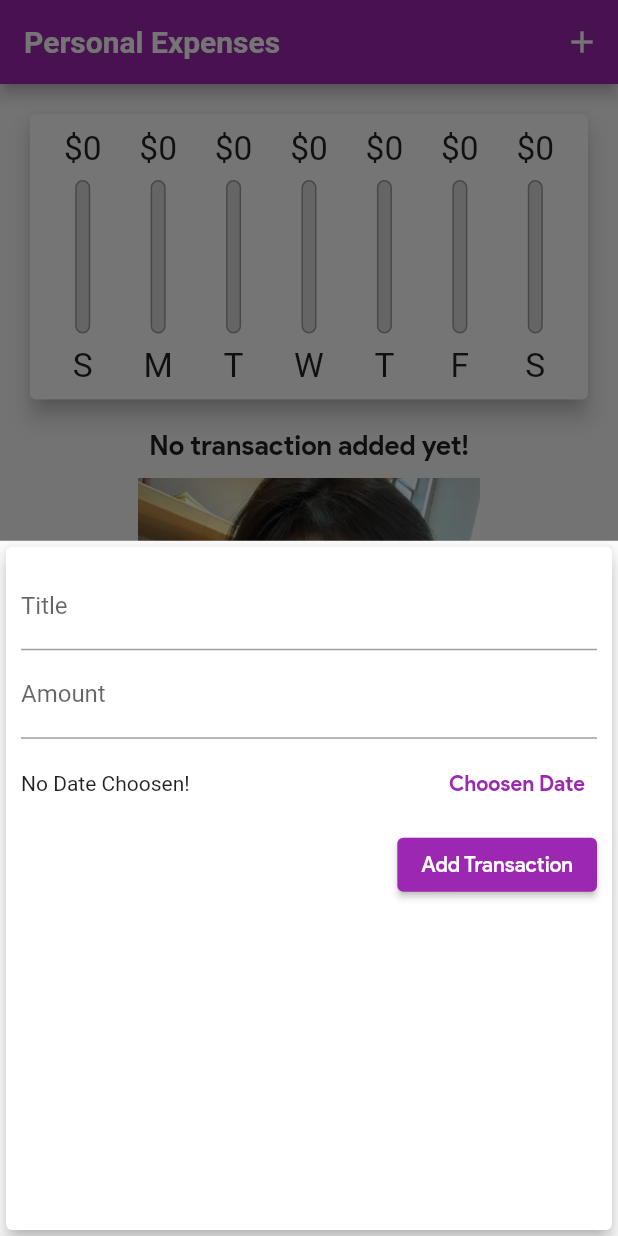
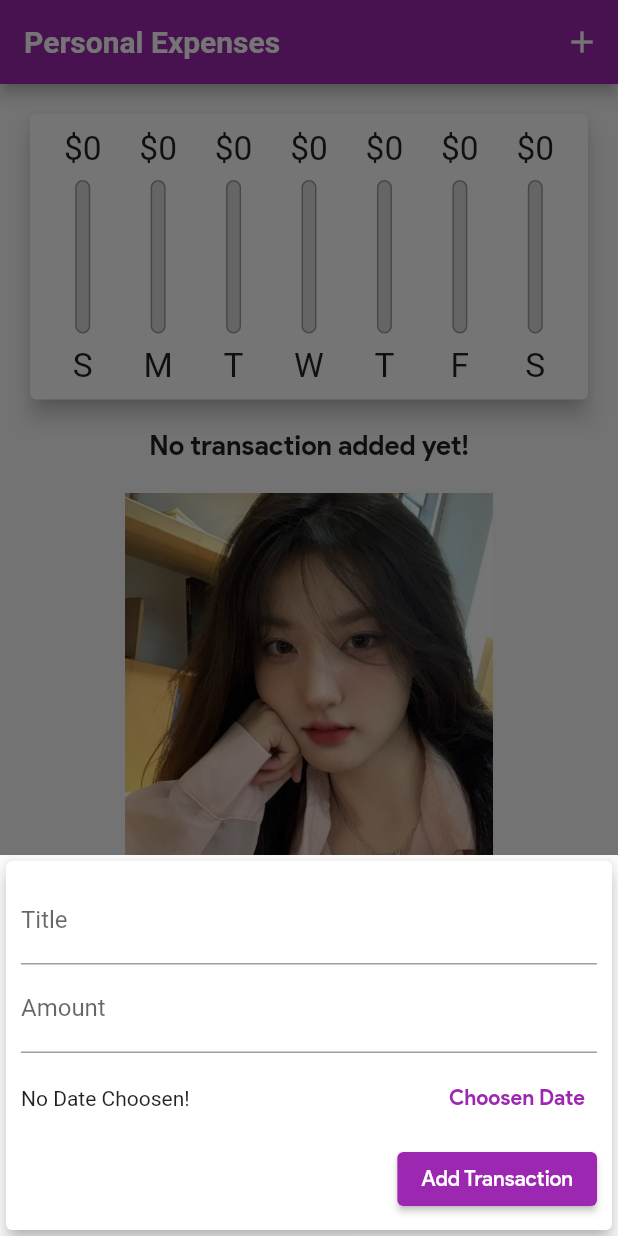
Before and after one commit to minhphan46/Personal_expenses_app_Flutter, a Flutter app: the screen it shows after launch, after a tap on the "add" icon, on a phone screen of 412 x 824 dp. Run offline on Flutter 3.47's test engine with Material 2 defaults, Android fonts, the phone set to English and light mode, and no system bars; missing offline and left inert: dart:ffi.

Commit message:
update newChanges

```diff
--- a/lib/main.dart
+++ b/lib/main.dart
@@ -1,10 +1,16 @@
 import 'package:flutter/material.dart';
+import 'package:flutter/services.dart';
 import './widgets/chart.dart';
 import './widgets/transaction_list.dart';
 import './widgets/new_transaction.dart';
 import 'models/transaction.dart';
 
 void main() {
+  // khong cho app xoay ngang
+  // SystemChrome.setPreferredOrientations([
+  //   DeviceOrientation.portraitUp,
+  //   DeviceOrientation.portraitUp,
+  // ]);
   runApp(MyApp());
 }
 
@@ -54,6 +60,7 @@ class MyHomePage extends StatefulWidget {
 
 class _MyHomePageState extends State<MyHomePage> {
   final List<Transaction> _userTransactions = [];
+  bool _showChart = false;
 
   List<Transaction> get _recentTransactions {
     // lay ra cac transaction tu 7 ngay truoc
@@ -102,6 +109,10 @@ class _MyHomePageState extends State<MyHomePage> {
 
   @override
   Widget build(BuildContext context) {
+    final _islandscape =
+        (MediaQuery.of(context).orientation == Orientation.landscape);
+    // bien kiem tra man hinh ngang
+
     final appBar = AppBar(
       title: Text("Personal Expenses"),
       actions: [
@@ -111,6 +122,25 @@ class _MyHomePageState extends State<MyHomePage> {
         ),
       ],
     );
+
+    final TransactionListWidget = Container(
+      height: (MediaQuery.of(context).size.height -
+              appBar.preferredSize.height -
+              MediaQuery.of(context).padding.top) *
+          0.7,
+      child: TransactionList(
+        transactions: _userTransactions,
+        deleteTransaction: _deleteTransaction,
+      ),
+    );
+
+    final ShowCharWidget = Container(
+      height: (MediaQuery.of(context).size.height -
+              appBar.preferredSize.height -
+              MediaQuery.of(context).padding.top) *
+          ((_islandscape) ? 0.7 : 0.3),
+      child: Chart(recentTransactions: _recentTransactions),
+    );
     return Scaffold(
       appBar: appBar,
       body: SingleChildScrollView(
@@ -118,23 +148,25 @@ class _MyHomePageState extends State<MyHomePage> {
           //mainAxisAlignment: MainAxisAlignment.start,
           crossAxisAlignment: CrossAxisAlignment.stretch,
           children: [
-            Container(
-              height: (MediaQuery.of(context).size.height -
-                      appBar.preferredSize.height -
-                      MediaQuery.of(context).padding.top) *
-                  0.3,
-              child: Container(
-                height: (MediaQuery.of(context).size.height -
-                        appBar.preferredSize.height -
-                        MediaQuery.of(context).padding.top) *
-                    0.7,
-                child: Chart(recentTransactions: _recentTransactions),
+            if (_islandscape)
+              Row(
+                mainAxisAlignment: MainAxisAlignment.center,
+                children: [
+                  Text("Show Chart"),
+                  Switch(
+                    value: _showChart,
+                    onChanged: (val) {
+                      setState(() {
+                        _showChart = val;
+                      });
+                    },
+                  ),
+                ],
               ),
-            ),
-            TransactionList(
-              transactions: _userTransactions,
-              deleteTransaction: _deleteTransaction,
-            ),
+            if (!_islandscape) ShowCharWidget,
+            if (!_islandscape) TransactionListWidget,
+            if (_islandscape)
+              _showChart ? ShowCharWidget : TransactionListWidget
           ],
         ),
       ),
--- a/lib/widgets/chart.dart
+++ b/lib/widgets/chart.dart
@@ -43,7 +43,7 @@ class Chart extends StatelessWidget {
 
   @override
   Widget build(BuildContext context) {
-    print(groupedTransactionValues);
+    //print(groupedTransactionValues);
     return Card(
       elevation: 6,
       margin: EdgeInsets.all(20),
--- a/lib/widgets/new_transaction.dart
+++ b/lib/widgets/new_transaction.dart
@@ -51,10 +51,16 @@ class _NewTransactionState extends State<NewTransaction> {
 
   @override
   Widget build(BuildContext context) {
-    return Card(
+    return SingleChildScrollView(
+      child: Card(
         elevation: 5,
         child: Container(
-        padding: const EdgeInsets.all(10),
+          padding: EdgeInsets.only(
+            left: 10,
+            right: 10,
+            top: 10,
+            bottom: MediaQuery.of(context).viewInsets.bottom + 10,
+          ),
           child: Column(
             crossAxisAlignment: CrossAxisAlignment.end,
             children: [
@@ -109,6 +115,7 @@ class _NewTransactionState extends State<NewTransaction> {
             ],
           ),
         ),
+      ),
     );
   }
 }
--- a/lib/widgets/transaction_list.dart
+++ b/lib/widgets/transaction_list.dart
@@ -10,22 +10,24 @@ class TransactionList extends StatelessWidget {
   @override
   Widget build(BuildContext context) {
     return transactions.isEmpty
-        ? Column(
+        ? LayoutBuilder(builder: ((context, constraints) {
+            return Column(
               children: [
                 Text(
                   "No transaction added yet!",
                   style: Theme.of(context).textTheme.headline6,
                 ),
-              SizedBox(height: 10),
+                SizedBox(height: 20),
                 Container(
-                height: 300,
+                  height: constraints.maxHeight * 0.6,
                   child: Image.asset(
                     'assets/images/gai_xinh.jpg',
                     fit: BoxFit.cover, // chinh anh vua voi khung hinh
                   ),
                 ),
               ],
-          )
+            );
+          }))
         : ListView.builder(
             itemBuilder: (context, index) {
               return TransactionCard(
```
Lines whose indentation alone changed are shown as unchanged.
